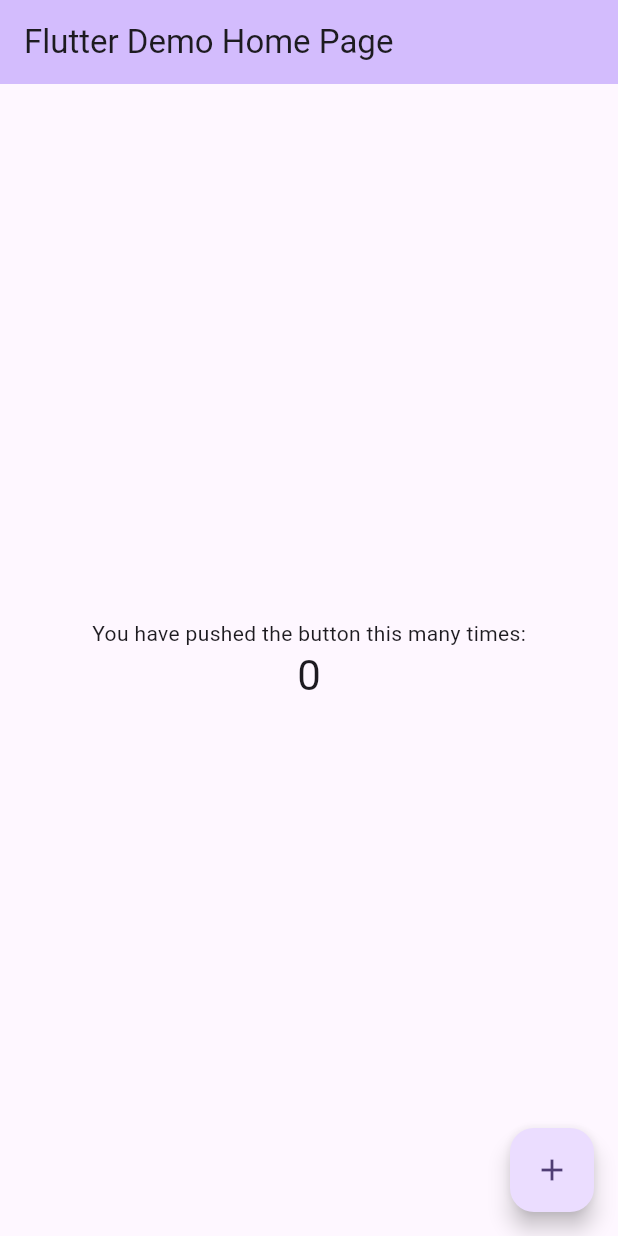
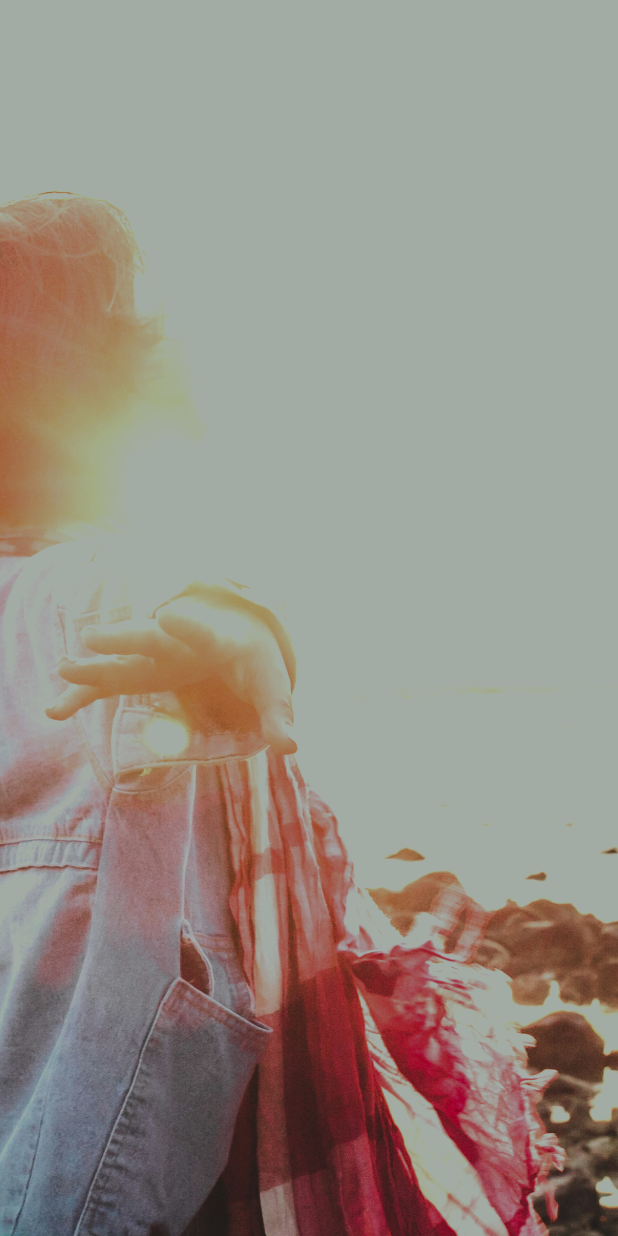
Before and after one commit to AzzamHussain/FlutterProjects, a Flutter app: the screen it shows after launch, on a phone screen of 412 x 824 dp. Run offline on Flutter 3.47's test engine with Material 3 defaults, Android fonts, the phone set to English and light mode, and no system bars.

Commit message:
first task

```diff
--- a/loginapp/lib/main.dart
+++ b/loginapp/lib/main.dart
@@ -1,125 +1,37 @@
 import 'package:flutter/material.dart';
 
-void main() {
-  runApp(const MyApp());
+void main() => runApp(new MyApp());
+
+class MyApp extends StatelessWidget {
+  @override
+  Widget build(BuildContext context) {
+    return new MaterialApp(
+        home: new LoginPage(),
+        theme: new ThemeData(primarySwatch: Colors.blue));
+  }
 }
 
-class MyApp extends StatelessWidget {
-  const MyApp({super.key});
+class LoginPage extends StatefulWidget {
+  @override
+  State createState() => new LoginPageState();
+}
 
-  // This widget is the root of your application.
+class LoginPageState extends State<LoginPage> {
   @override
   Widget build(BuildContext context) {
-    return MaterialApp(
-      title: 'Flutter Demo',
-      theme: ThemeData(
-        // This is the theme of your application.
-        //
-        // TRY THIS: Try running your application with "flutter run". You'll see
-        // the application has a purple toolbar. Then, without quitting the app,
-        // try changing the seedColor in the colorScheme below to Colors.green
-        // and then invoke "hot reload" (save your changes or press the "hot
-        // reload" button in a Flutter-supported IDE, or press "r" if you used
-        // the command line to start the app).
-        //
-        // Notice that the counter didn't reset back to zero; the application
-        // state is not lost during the reload. To reset the state, use hot
-        // restart instead.
-        //
-        // This works for code too, not just values: Most code changes can be
-        // tested with just a hot reload.
-        colorScheme: ColorScheme.fromSeed(seedColor: Colors.deepPurple),
-        useMaterial3: true,
+    return new Scaffold(
+      backgroundColor: Colors.black87,
+      body: new Stack(
+        fit: StackFit.expand,
+        children: <Widget>[
+          Image(
+            image: new AssetImage("assets/splash.jpg"),
+            fit: BoxFit.cover,
+            color: Color.fromARGB(255, 163, 172, 164),
+            colorBlendMode: BlendMode.darken,
+          )
+        ],
       ),
-      home: const MyHomePage(title: 'Flutter Demo Home Page'),
     );
   }
 }
-
-class MyHomePage extends StatefulWidget {
-  const MyHomePage({super.key, required this.title});
-
-  // This widget is the home page of your application. It is stateful, meaning
-  // that it has a State object (defined below) that contains fields that affect
-  // how it looks.
-
-  // This class is the configuration for the state. It holds the values (in this
-  // case the title) provided by the parent (in this case the App widget) and
-  // used by the build method of the State. Fields in a Widget subclass are
-  // always marked "final".
-
-  final String title;
-
-  @override
-  State<MyHomePage> createState() => _MyHomePageState();
-}
-
-class _MyHomePageState extends State<MyHomePage> {
-  int _counter = 0;
-
-  void _incrementCounter() {
-    setState(() {
-      // This call to setState tells the Flutter framework that something has
-      // changed in this State, which causes it to rerun the build method below
-      // so that the display can reflect the updated values. If we changed
-      // _counter without calling setState(), then the build method would not be
-      // called again, and so nothing would appear to happen.
-      _counter++;
-    });
-  }
-
-  @override
-  Widget build(BuildContext context) {
-    // This method is rerun every time setState is called, for instance as done
-    // by the _incrementCounter method above.
-    //
-    // The Flutter framework has been optimized to make rerunning build methods
-    // fast, so that you can just rebuild anything that needs updating rather
-    // than having to individually change instances of widgets.
-    return Scaffold(
-      appBar: AppBar(
-        // TRY THIS: Try changing the color here to a specific color (to
-        // Colors.amber, perhaps?) and trigger a hot reload to see the AppBar
-        // change color while the other colors stay the same.
-        backgroundColor: Theme.of(context).colorScheme.inversePrimary,
-        // Here we take the value from the MyHomePage object that was created by
-        // the App.build method, and use it to set our appbar title.
-        title: Text(widget.title),
-      ),
-      body: Center(
-        // Center is a layout widget. It takes a single child and positions it
-        // in the middle of the parent.
-        child: Column(
-          // Column is also a layout widget. It takes a list of children and
-          // arranges them vertically. By default, it sizes itself to fit its
-          // children horizontally, and tries to be as tall as its parent.
-          //
-          // Column has various properties to control how it sizes itself and
-          // how it positions its children. Here we use mainAxisAlignment to
-          // center the children vertically; the main axis here is the vertical
-          // axis because Columns are vertical (the cross axis would be
-          // horizontal).
-          //
-          // TRY THIS: Invoke "debug painting" (choose the "Toggle Debug Paint"
-          // action in the IDE, or press "p" in the console), to see the
-          // wireframe for each widget.
-          mainAxisAlignment: MainAxisAlignment.center,
-          children: <Widget>[
-            const Text(
-              'You have pushed the button this many times:',
-            ),
-            Text(
-              '$_counter',
-              style: Theme.of(context).textTheme.headlineMedium,
-            ),
-          ],
-        ),
-      ),
-      floatingActionButton: FloatingActionButton(
-        onPressed: _incrementCounter,
-        tooltip: 'Increment',
-        child: const Icon(Icons.add),
-      ), // This trailing comma makes auto-formatting nicer for build methods.
-    );
-  }
-}
--- a/loginapp/pubspec.yaml
+++ b/loginapp/pubspec.yaml
@@ -59,9 +59,9 @@ flutter:
   uses-material-design: true
 
   # To add assets to your application, add an assets section, like this:
-  # assets:
-  #   - images/a_dot_burr.jpeg
-  #   - images/a_dot_ham.jpeg
+  assets:
+    - assets/splash.jpg
+    # - images/a_dot_ham.jpeg
 
   # An image asset can refer to one or more resolution-specific "variants", see
   # https://flutter.dev/assets-and-images/#resolution-aware
```
Also changed, not shown: loginapp/assets/splash.jpg (added).
